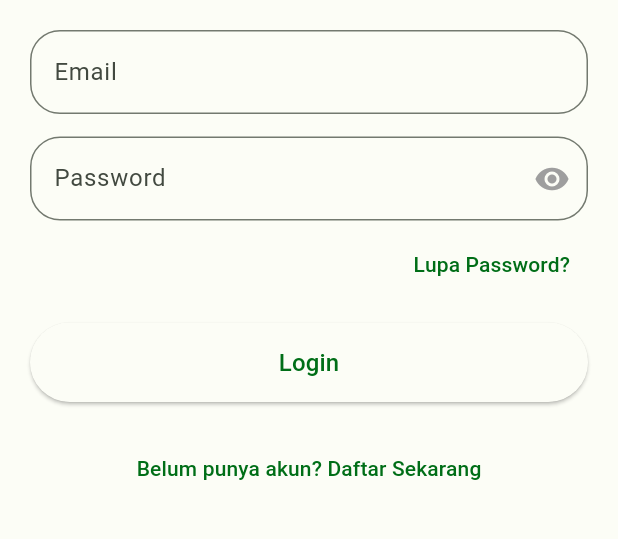
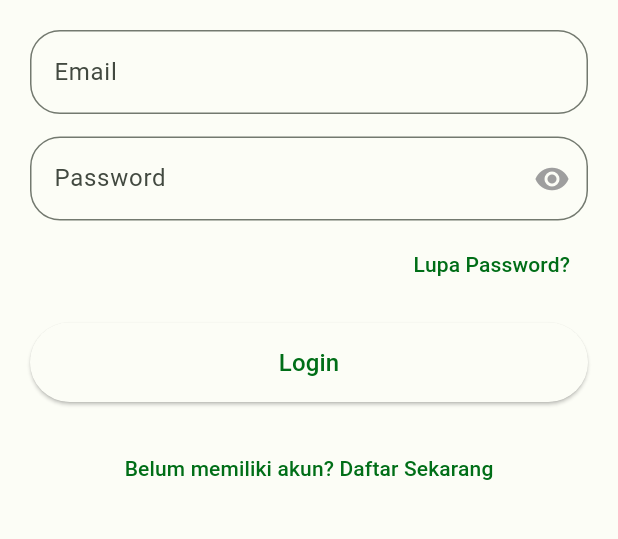
Before and after one commit to strhmdn14102004/Sunmolor-Team-2022, a Flutter app: the screen it shows after launch, on a phone screen of 412 x 824 dp, the part 540-1079 px from its top. Run offline on Flutter 3.47's test engine with Material 3 defaults, Android fonts, the phone set to English and light mode, and no system bars; drawn by our look-alikes of loader_overlay; our stand-ins replace basic_utils, bloc, cloud_firestore, dio, firebase_auth, firebase_core and 11 more; accounts and stored records are empty; Roboto replaces fonts that are missing (Barlow).

Commit message:
fix bug
update

```diff
--- a/lib/module/auth/login/login_page.dart
+++ b/lib/module/auth/login/login_page.dart
@@ -177,7 +177,7 @@ class _LoginScreenState extends State<LoginScreen> {
                     );
                   },
                   child: const Text(
-                    'Belum punya akun? Daftar Sekarang',
+                    'Belum memiliki akun? Daftar Sekarang',
                     style: TextStyle(),
                   ),
                 ),
--- a/lib/module/auth/signup/signup_page.dart
+++ b/lib/module/auth/signup/signup_page.dart
@@ -79,7 +79,7 @@ class _SignUpState extends State<SignUp> {
                 ),
                 SizedBox(height: Dimensions.size10),
                 Text(
-                  "Daftar Akun Baru\nSunmolor Team",
+                  "Daftar Akun\nSunmolor Team",
                   style: TextStyle(fontWeight: FontWeight.bold, fontSize: 22),
                   textAlign: TextAlign.center,
                 ),
--- a/lib/module/home/home_page.dart
+++ b/lib/module/home/home_page.dart
@@ -471,7 +471,7 @@ class _HomePageState extends State<HomePage> {
                 decoration: BoxDecoration(
                     border: Border.all(color: Colors.black),
                     borderRadius: BorderRadius.circular(20),
-                    color: Colors.black),
+                    color: Colors.black54),
                 child: Row(
                   children: [
                     Stack(
```
